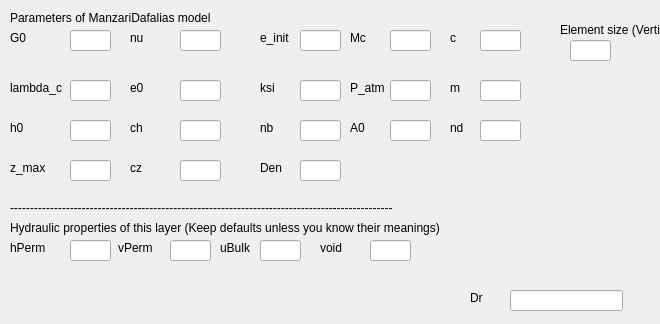
First picture: the form in UI/ManzariDafalias.ui, repository NHERI-SimCenter/QS3hark, before the edit.
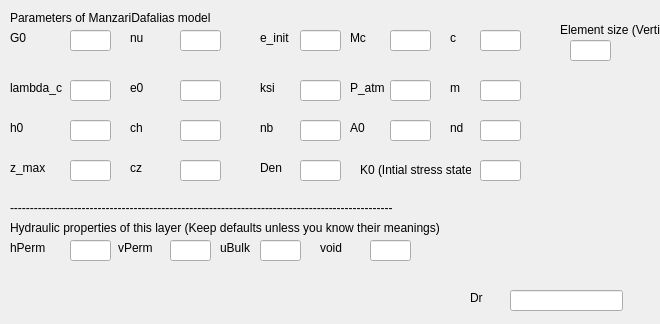
Second picture: the form after the edit.

Patch:
```diff
--- a/UI/ManzariDafalias.ui
+++ b/UI/ManzariDafalias.ui
@@ -604,6 +604,32 @@
     <string>void</string>
    </property>
   </widget>
+  <widget class="QLineEdit" name="K0">
+   <property name="geometry">
+    <rect>
+     <x>480</x>
+     <y>160</y>
+     <width>41</width>
+     <height>21</height>
+    </rect>
+   </property>
+   <property name="whatsThis">
+    <string>At-rest coefficient of lateral earch pressure for initial stress</string>
+   </property>
+  </widget>
+  <widget class="QLabel" name="K0_2">
+   <property name="geometry">
+    <rect>
+     <x>360</x>
+     <y>160</y>
+     <width>111</width>
+     <height>20</height>
+    </rect>
+   </property>
+   <property name="text">
+    <string>K0 (Intial stress state)</string>
+   </property>
+  </widget>
  </widget>
  <resources/>
  <connections/>
```
